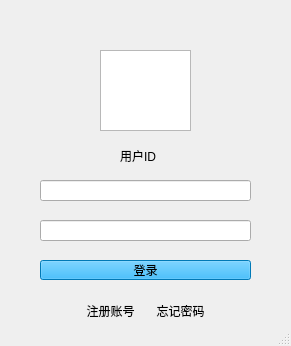
First picture: the form in loginwindow.ui, repository LawPlusThree/QSyncUi, before the edit.
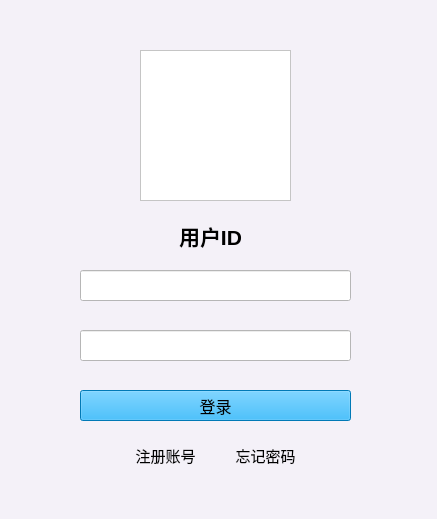
Second picture: the form after the edit.

Commit message: 初步构建登录、注册、重置密码界面，并于已有的主界面联结

```diff
--- a/loginwindow.ui
+++ b/loginwindow.ui
@@ -6,35 +6,43 @@
    <rect>
     <x>0</x>
     <y>0</y>
-    <width>291</width>
-    <height>346</height>
+    <width>437</width>
+    <height>519</height>
    </rect>
   </property>
   <property name="minimumSize">
    <size>
-    <width>291</width>
-    <height>346</height>
+    <width>437</width>
+    <height>519</height>
    </size>
   </property>
   <property name="maximumSize">
    <size>
-    <width>291</width>
-    <height>346</height>
+    <width>437</width>
+    <height>519</height>
    </size>
   </property>
   <property name="windowTitle">
    <string>MainWindow</string>
   </property>
+  <property name="styleSheet">
+   <string notr="true">background-color: rgb(244, 241, 248);</string>
+  </property>
   <widget class="QWidget" name="centralwidget">
    <widget class="QPushButton" name="resetBtn">
     <property name="geometry">
      <rect>
-      <x>150</x>
-      <y>300</y>
-      <width>61</width>
-      <height>21</height>
+      <x>230</x>
+      <y>440</y>
+      <width>71</width>
+      <height>31</height>
      </rect>
     </property>
+    <property name="font">
+     <font>
+      <pointsize>11</pointsize>
+     </font>
+    </property>
     <property name="styleSheet">
      <string notr="true">background:transparent;</string>
     </property>
@@ -48,22 +56,30 @@
    <widget class="QGraphicsView" name="graphicsView">
     <property name="geometry">
      <rect>
-      <x>100</x>
+      <x>140</x>
       <y>50</y>
-      <width>91</width>
-      <height>81</height>
+      <width>151</width>
+      <height>151</height>
      </rect>
     </property>
+    <property name="styleSheet">
+     <string notr="true">background-color: rgb(255, 255, 255);</string>
+    </property>
    </widget>
    <widget class="QPushButton" name="signinBtn">
     <property name="geometry">
      <rect>
-      <x>80</x>
-      <y>300</y>
-      <width>61</width>
-      <height>21</height>
+      <x>130</x>
+      <y>440</y>
+      <width>71</width>
+      <height>31</height>
      </rect>
     </property>
+    <property name="font">
+     <font>
+      <pointsize>11</pointsize>
+     </font>
+    </property>
     <property name="styleSheet">
      <string notr="true">background:transparent;</string>
     </property>
@@ -77,38 +93,58 @@
    <widget class="QLineEdit" name="account">
     <property name="geometry">
      <rect>
-      <x>40</x>
-      <y>180</y>
-      <width>211</width>
-      <height>21</height>
+      <x>80</x>
+      <y>270</y>
+      <width>271</width>
+      <height>31</height>
      </rect>
     </property>
+    <property name="styleSheet">
+     <string notr="true">background-color: rgb(255, 255, 255);</string>
+    </property>
    </widget>
    <widget class="QLabel" name="IDLabel">
     <property name="geometry">
      <rect>
-      <x>120</x>
-      <y>140</y>
+      <x>170</x>
+      <y>210</y>
       <width>81</width>
-      <height>31</height>
+      <height>51</height>
      </rect>
     </property>
+    <property name="font">
+     <font>
+      <family>Microsoft YaHei UI</family>
+      <pointsize>16</pointsize>
+      <italic>false</italic>
+      <bold>true</bold>
+     </font>
+    </property>
     <property name="styleSheet">
      <string notr="true">font: 700 16pt &quot;Microsoft YaHei UI&quot;;</string>
     </property>
     <property name="text">
      <string>用户ID</string>
     </property>
+    <property name="alignment">
+     <set>Qt::AlignCenter</set>
+    </property>
    </widget>
    <widget class="QPushButton" name="loadBtn">
     <property name="geometry">
      <rect>
-      <x>40</x>
-      <y>260</y>
-      <width>211</width>
-      <height>20</height>
+      <x>80</x>
+      <y>390</y>
+      <width>271</width>
+      <height>31</height>
      </rect>
     </property>
+    <property name="font">
+     <font>
+      <pointsize>12</pointsize>
+      <bold>false</bold>
+     </font>
+    </property>
     <property name="styleSheet">
      <string notr="true">background-color: rgb(85, 255, 255);
 background-color: rgb(0, 170, 255);</string>
@@ -120,12 +156,15 @@
    <widget class="QLineEdit" name="password">
     <property name="geometry">
      <rect>
-      <x>40</x>
-      <y>220</y>
-      <width>211</width>
-      <height>21</height>
+      <x>80</x>
+      <y>330</y>
+      <width>271</width>
+      <height>31</height>
      </rect>
     </property>
+    <property name="styleSheet">
+     <string notr="true">background-color: rgb(255, 255, 255);</string>
+    </property>
    </widget>
   </widget>
   <widget class="QStatusBar" name="statusbar"/>
```
The commit also changes 6 other files.
